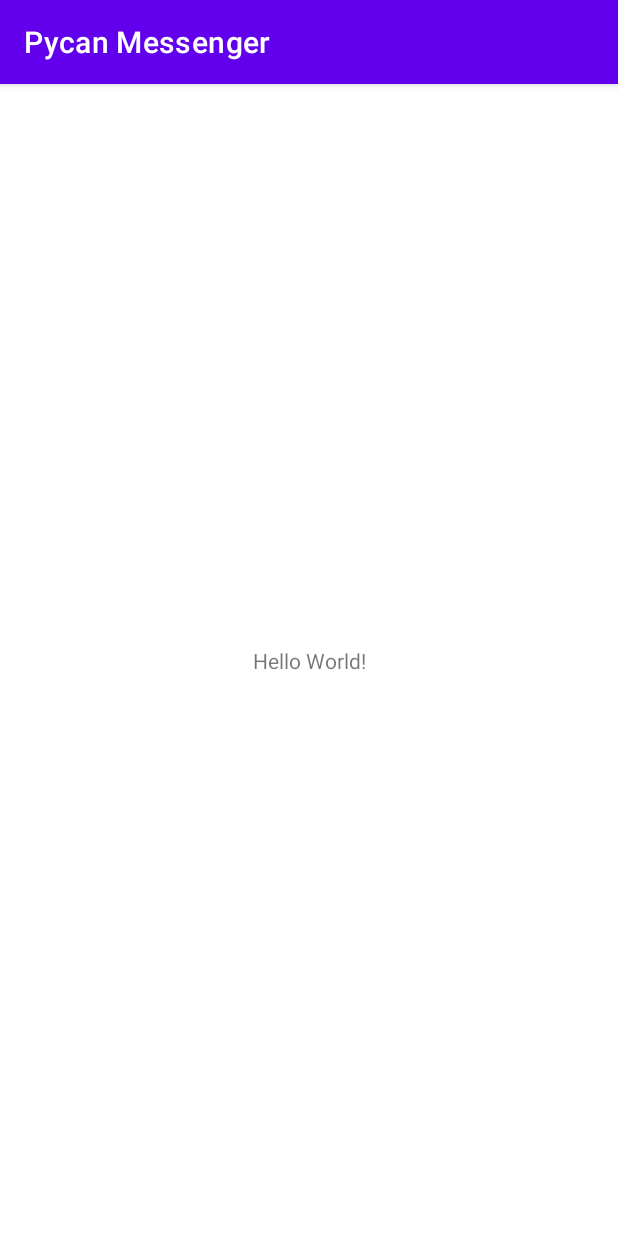
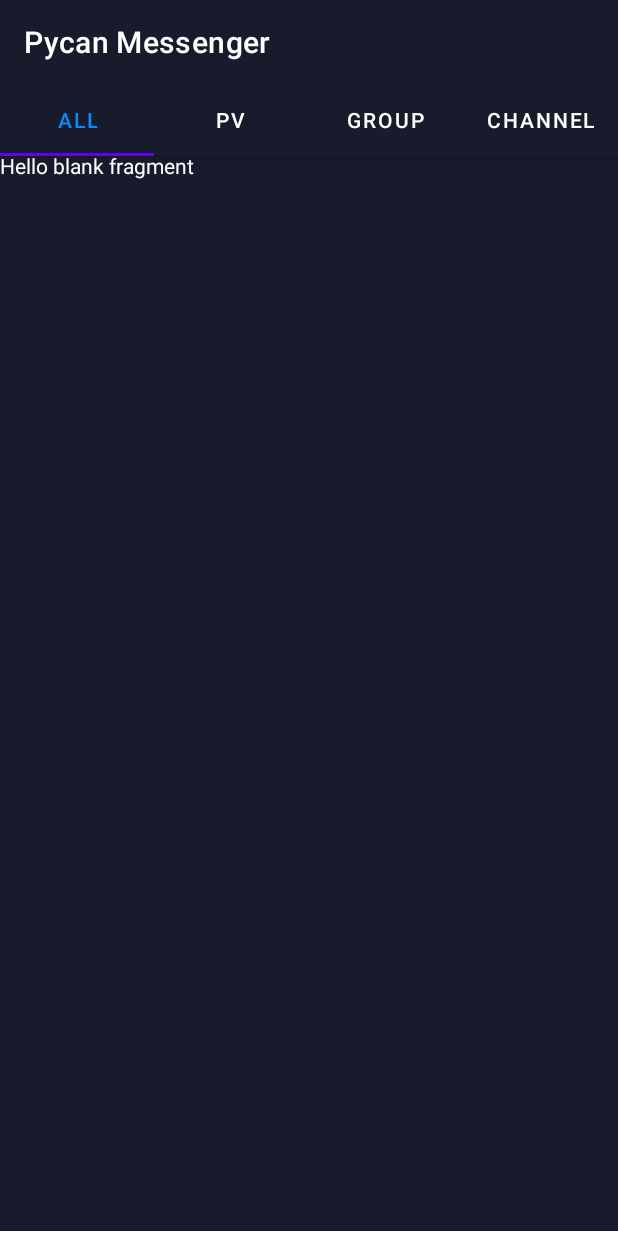
Before and after one commit to anrooid/PycanMessenger, an Android app: the screen it shows after launch (MainActivity), on a phone screen of 412 x 824 dp. Run offline under Robolectric (Android 15) with nearby library versions, the phone set to English and light mode, and no system bars.

Commit message:
Mottaghi : Add Tab

```diff
--- a/app/build.gradle
+++ b/app/build.gradle
@@ -33,6 +33,7 @@ dependencies {
     implementation 'androidx.appcompat:appcompat:1.2.0'
     implementation 'com.google.android.material:material:1.2.1'
     implementation 'androidx.constraintlayout:constraintlayout:2.0.4'
+    implementation 'androidx.legacy:legacy-support-v4:1.0.0'
     testImplementation 'junit:junit:4.+'
     androidTestImplementation 'androidx.test.ext:junit:1.1.2'
     androidTestImplementation 'androidx.test.espresso:espresso-core:3.3.0'
--- /dev/null
+++ b/app/src/main/java/com/example/pycanmessenger/AllChat.java
@@ -0,0 +1,19 @@
+package com.example.pycanmessenger;
+
+import android.os.Bundle;
+
+import androidx.fragment.app.Fragment;
+
+import android.view.LayoutInflater;
+import android.view.View;
+import android.view.ViewGroup;
+
+public class AllChat extends Fragment {
+
+    @Override
+    public View onCreateView(LayoutInflater inflater, ViewGroup container,
+                             Bundle savedInstanceState) {
+        // Inflate the layout for this fragment
+        return inflater.inflate(R.layout.fragment_all_chat, container, false);
+    }
+}
--- a/app/src/main/java/com/example/pycanmessenger/MainActivity.java
+++ b/app/src/main/java/com/example/pycanmessenger/MainActivity.java
@@ -1,15 +1,34 @@
 package com.example.pycanmessenger;
 
 import androidx.appcompat.app.AppCompatActivity;
+import androidx.appcompat.widget.Toolbar;
+import androidx.viewpager.widget.ViewPager;
 
 import android.os.Bundle;
 
+import com.google.android.material.tabs.TabLayout;
+
 public class MainActivity extends AppCompatActivity {
+    Toolbar toolbar;
+    ViewPager viewPager ;
+    TabLayout tabLayout;
+    TabAdapter tabAdapter;
 
     @Override
     protected void onCreate(Bundle savedInstanceState) {
         super.onCreate(savedInstanceState);
         setContentView(R.layout.activity_main);
+        setTitle("Pycan Messenger");
+
+        toolbar = findViewById(R.id.toolbar);
+        setSupportActionBar(toolbar);
+
+        viewPager = findViewById(R.id.viewPager);
+        tabAdapter = new TabAdapter(getSupportFragmentManager());
+
+        tabLayout = findViewById(R.id.tabLayout);
+        tabLayout.setupWithViewPager(viewPager,false);
+        viewPager.setAdapter(tabAdapter);
 
 
         // app id = HRW78F396y8HrbHQI9uIPe9tk2032E8EMed0q12k
--- /dev/null
+++ b/app/src/main/java/com/example/pycanmessenger/PvChat.java
@@ -0,0 +1,19 @@
+package com.example.pycanmessenger;
+
+import android.os.Bundle;
+
+import androidx.fragment.app.Fragment;
+
+import android.view.LayoutInflater;
+import android.view.View;
+import android.view.ViewGroup;
+
+public class PvChat extends Fragment {
+
+    @Override
+    public View onCreateView(LayoutInflater inflater, ViewGroup container,
+                             Bundle savedInstanceState) {
+        // Inflate the layout for this fragment
+        return inflater.inflate(R.layout.fragment_pv_chat, container, false);
+    }
+}
--- /dev/null
+++ b/app/src/main/java/com/example/pycanmessenger/TabAdapter.java
@@ -0,0 +1,55 @@
+package com.example.pycanmessenger;
+
+import androidx.annotation.NonNull;
+import androidx.annotation.Nullable;
+import androidx.fragment.app.Fragment;
+import androidx.fragment.app.FragmentManager;
+import androidx.fragment.app.FragmentPagerAdapter;
+
+public class TabAdapter extends FragmentPagerAdapter {
+    public TabAdapter(@NonNull FragmentManager fm) {
+        super(fm);
+    }
+
+    @NonNull
+    @Override
+    public Fragment getItem(int position) {
+        switch (position){
+            case 0:
+                AllChat allChat = new AllChat();
+                return allChat;
+            case 1:
+                PvChat pvChat = new PvChat();
+                return pvChat;
+            case 2:
+                GroupChat groupChat = new GroupChat();
+                return groupChat;
+            case 3:
+                ChannelChat channelChat = new ChannelChat();
+                return channelChat;
+            default:
+                return null;
+        }
+    }
+
+    @Override
+    public int getCount() {
+        return 4;
+    }
+    @Nullable
+    @Override
+    public CharSequence getPageTitle(int position) {
+        switch (position){
+            case 0:
+                return "All";
+            case 1:
+                return "Pv";
+            case 2:
+                return "Group";
+            case 3:
+                return "Channel";
+            default:
+                return null;
+        }
+    }
+}
--- a/app/src/main/res/layout/activity_main.xml
+++ b/app/src/main/res/layout/activity_main.xml
@@ -1,18 +1,46 @@
 <?xml version="1.0" encoding="utf-8"?>
-<androidx.constraintlayout.widget.ConstraintLayout xmlns:android="http://schemas.android.com/apk/res/android"
+<RelativeLayout
+    xmlns:android="http://schemas.android.com/apk/res/android"
     xmlns:app="http://schemas.android.com/apk/res-auto"
     xmlns:tools="http://schemas.android.com/tools"
     android:layout_width="match_parent"
     android:layout_height="match_parent"
     tools:context=".MainActivity">
 
-    <TextView
-        android:layout_width="wrap_content"
+
+    <com.google.android.material.appbar.AppBarLayout
+        android:id="@+id/AppBarLayout"
+        android:layout_width="match_parent"
+        android:layout_height="wrap_content">
+
+
+        <androidx.appcompat.widget.Toolbar
+            android:id="@+id/toolbar"
+            android:layout_width="match_parent"
+            android:layout_height="wrap_content"
+            android:background="@color/blackP"
+            app:titleTextColor="@color/white" />
+
+        <com.google.android.material.tabs.TabLayout
+            android:id="@+id/tabLayout"
+            android:layout_width="match_parent"
+            android:layout_height="wrap_content"
+            android:background="@color/blackP"
+            app:tabSelectedTextColor="@color/blueP"
+            app:tabTextColor="#FFFFFF" />
+
+
+    </com.google.android.material.appbar.AppBarLayout>
+
+    <androidx.viewpager.widget.ViewPager
+        android:id="@+id/viewPager"
+        android:layout_width="match_parent"
         android:layout_height="wrap_content"
-        android:text="Hello World!"
-        app:layout_constraintBottom_toBottomOf="parent"
-        app:layout_constraintLeft_toLeftOf="parent"
-        app:layout_constraintRight_toRightOf="parent"
-        app:layout_constraintTop_toTopOf="parent" />
+        android:layout_alignParentBottom="true"
+        android:layout_alignParentStart="true"
+        android:layout_below="@+id/AppBarLayout"
+        android:layout_marginBottom="3dp"
+        android:layout_marginTop="-3dp"
+        android:background="@color/blackP" />
 
-</androidx.constraintlayout.widget.ConstraintLayout>
+</RelativeLayout>
--- /dev/null
+++ b/app/src/main/res/layout/fragment_all_chat.xml
@@ -0,0 +1,15 @@
+<?xml version="1.0" encoding="utf-8"?>
+<FrameLayout xmlns:android="http://schemas.android.com/apk/res/android"
+    xmlns:tools="http://schemas.android.com/tools"
+    android:layout_width="match_parent"
+    android:layout_height="match_parent"
+    tools:context=".AllChat">
+
+    <!-- TODO: Update blank fragment layout -->
+    <TextView
+        android:layout_width="match_parent"
+        android:layout_height="match_parent"
+        android:text="@string/hello_blank_fragment"
+        android:textColor="@color/white" />
+
+</FrameLayout>
--- a/app/src/main/res/values/colors.xml
+++ b/app/src/main/res/values/colors.xml
@@ -7,4 +7,8 @@
     <color name="teal_700">#FF018786</color>
     <color name="black">#FF000000</color>
     <color name="white">#FFFFFFFF</color>
+
+    <color name="blackP">#181B2C</color>
+    <color name="blueP">#0090FF</color>
+
 </resources>
--- a/app/src/main/res/values/strings.xml
+++ b/app/src/main/res/values/strings.xml
@@ -1,3 +1,5 @@
 <resources>
     <string name="app_name">Pycan Messenger</string>
+    <!-- TODO: Remove or change this placeholder text -->
+    <string name="hello_blank_fragment">Hello blank fragment</string>
 </resources>
--- a/app/src/main/res/values/themes.xml
+++ b/app/src/main/res/values/themes.xml
@@ -1,9 +1,9 @@
 <resources xmlns:tools="http://schemas.android.com/tools">
     <!-- Base application theme. -->
-    <style name="Theme.PycanMessenger" parent="Theme.MaterialComponents.DayNight.DarkActionBar">
+    <style name="Theme.PycanMessenger" parent="Theme.MaterialComponents.DayNight.NoActionBar">
         <!-- Primary brand color. -->
         <item name="colorPrimary">@color/purple_500</item>
-        <item name="colorPrimaryVariant">@color/purple_700</item>
+        <item name="colorPrimaryVariant">@color/blackP</item>
         <item name="colorOnPrimary">@color/white</item>
         <!-- Secondary brand color. -->
         <item name="colorSecondary">@color/teal_200</item>
```
Also changed, not shown: app/src/main/java/com/example/pycanmessenger/ChannelChat.java (added, +21 -0 lines), app/src/main/java/com/example/pycanmessenger/GroupChat.java (added, +19 -0 lines), app/src/main/res/layout/fragment_channel_chat.xml (added, +14 -0 lines), app/src/main/res/layout/fragment_group_chat.xml (added, +15 -0 lines), app/src/main/res/layout/fragment_pv_chat.xml (added, +14 -0 lines).
